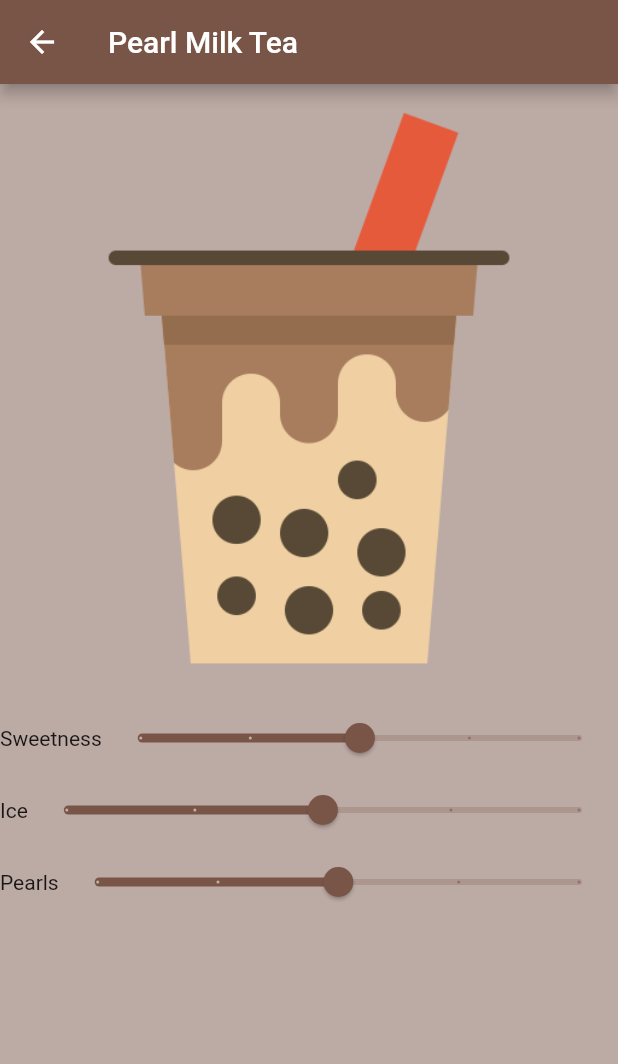
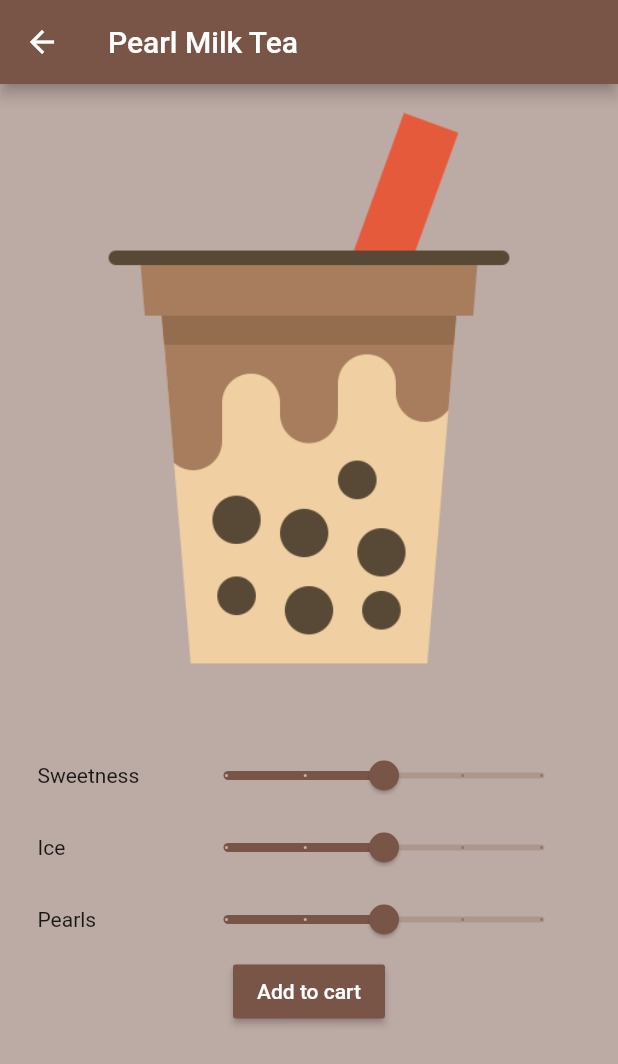
Before and after one commit to biiome/Blubble-Tea-App, a Flutter app: the screen it shows after launch, after a tap on "Pearl Milk Tea", on a phone screen of 412 x 824 dp. Shown: the top 1064 px of the screen. Run offline on Flutter 3.47's test engine with Material 2 defaults, Android fonts, the phone set to English and light mode, and no system bars; our stand-ins replace google_nav_bar.

Commit message:
Finished app

```diff
--- a/lib/components/bottom_nav_bar.dart
+++ b/lib/components/bottom_nav_bar.dart
@@ -23,12 +23,12 @@ class MyBottomNavBar extends StatelessWidget {
         tabs: const [
           // shop tab
           GButton(
-            icon: Icons.home_outlined,
+            icon: Icons.home,
             text: 'Shop',
           ),
           // cart tab
           GButton(
-            icon: Icons.shopping_bag_outlined,
+            icon: Icons.shopping_bag,
             text: 'Cart',
           )
         ],
--- a/lib/components/drink_tile.dart
+++ b/lib/components/drink_tile.dart
@@ -4,11 +4,13 @@ import '../models/drink.dart';
 
 class DrinkTile extends StatelessWidget {
   final Drink drink;
+  final Widget trailing;
   void Function()? onTap;
   DrinkTile({
     super.key,
     required this.drink,
     required this.onTap,
+    required this.trailing,
   });
 
   @override
@@ -24,7 +26,7 @@ class DrinkTile extends StatelessWidget {
           title: Text(drink.name),
           subtitle: Text(drink.price),
           leading: Image.asset(drink.imagePath),
-          trailing: const Icon(Icons.arrow_forward),
+          trailing: trailing,
         ),
       ),
     );
--- a/lib/pages/order_page.dart
+++ b/lib/pages/order_page.dart
@@ -1,5 +1,7 @@
 import 'package:flutter/material.dart';
+import 'package:provider/provider.dart';
 
+import '../models/shop.dart';
 import '../models/drink.dart';
 
 class OrderPage extends StatefulWidget {
@@ -39,6 +41,23 @@ class _OrderPageState extends State<OrderPage> {
     });
   }
 
+  // add to cart
+  void addToCart() {
+    // add drink to cart
+    Provider.of<BubbleTeaShop>(context, listen: false).addToCart(widget.drink);
+
+    // direct user back to shop page
+    Navigator.pop(context);
+
+    // let user know that the drink has beeen successfully added
+    showDialog(
+      context: context,
+      builder: (context) => const AlertDialog(
+        title: Text('Successfully added to cart'),
+      ),
+    );
+  }
+
   @override
   Widget build(BuildContext context) {
     return Scaffold(
@@ -48,17 +67,24 @@ class _OrderPageState extends State<OrderPage> {
       ),
       body: Column(
         children: [
-          // image of the drink
+          // drink image
           Image.asset(widget.drink.imagePath),
 
           // sliders to customize drink
-          Column(
+          Padding(
+            padding: const EdgeInsets.all(25.0),
+            child: Column(
               children: [
                 // sweetness slider
                 Row(
                   mainAxisAlignment: MainAxisAlignment.spaceBetween,
                   children: [
-                  const Text('Sweetness'),
+                    const SizedBox(
+                      child: SizedBox(
+                        width: 100,
+                        child: Text('Sweetness'),
+                      ),
+                    ),
                     Expanded(
                       child: Slider(
                         label: sweetValue.toString(),
@@ -74,7 +100,12 @@ class _OrderPageState extends State<OrderPage> {
                 Row(
                   mainAxisAlignment: MainAxisAlignment.spaceBetween,
                   children: [
-                  const Text('Ice'),
+                    const SizedBox(
+                      child: SizedBox(
+                        width: 100,
+                        child: Text('Ice'),
+                      ),
+                    ),
                     Expanded(
                       child: Slider(
                         label: iceValue.toString(),
@@ -90,7 +121,12 @@ class _OrderPageState extends State<OrderPage> {
                 Row(
                   mainAxisAlignment: MainAxisAlignment.spaceBetween,
                   children: [
-                  const Text('Pearls'),
+                    const SizedBox(
+                      child: SizedBox(
+                        width: 100,
+                        child: Text('Pearls'),
+                      ),
+                    ),
                     Expanded(
                       child: Slider(
                         label: pearlValue.toString(),
@@ -101,10 +137,19 @@ class _OrderPageState extends State<OrderPage> {
                     ),
                   ],
                 ),
-            ],
-          )
 
                 // add to cart button
+                MaterialButton(
+                  color: Colors.brown,
+                  onPressed: addToCart,
+                  child: const Text(
+                    'Add to cart',
+                    style: TextStyle(color: Colors.white),
+                  ),
+                ),
+              ],
+            ),
+          ),
         ],
       ),
     );
--- a/lib/pages/shop_page.dart
+++ b/lib/pages/shop_page.dart
@@ -41,6 +41,8 @@ class _ShopPageState extends State<ShopPage> {
                 style: TextStyle(fontSize: 20.0),
               ),
 
+              const SizedBox(height: 10),
+
               // list of drinks for sale
               Expanded(
                 child: ListView.builder(
@@ -52,6 +54,7 @@ class _ShopPageState extends State<ShopPage> {
                     //return that drink as a tile
                     return DrinkTile(
                       drink: individualDrink,
+                      trailing: const Icon(Icons.arrow_forward),
                       onTap: () => goToOrderPage(individualDrink),
                     );
                   },
```
Also changed, not shown: lib/pages/cart_page.dart (+54 -2 lines). Lines whose indentation alone changed are shown as unchanged.
